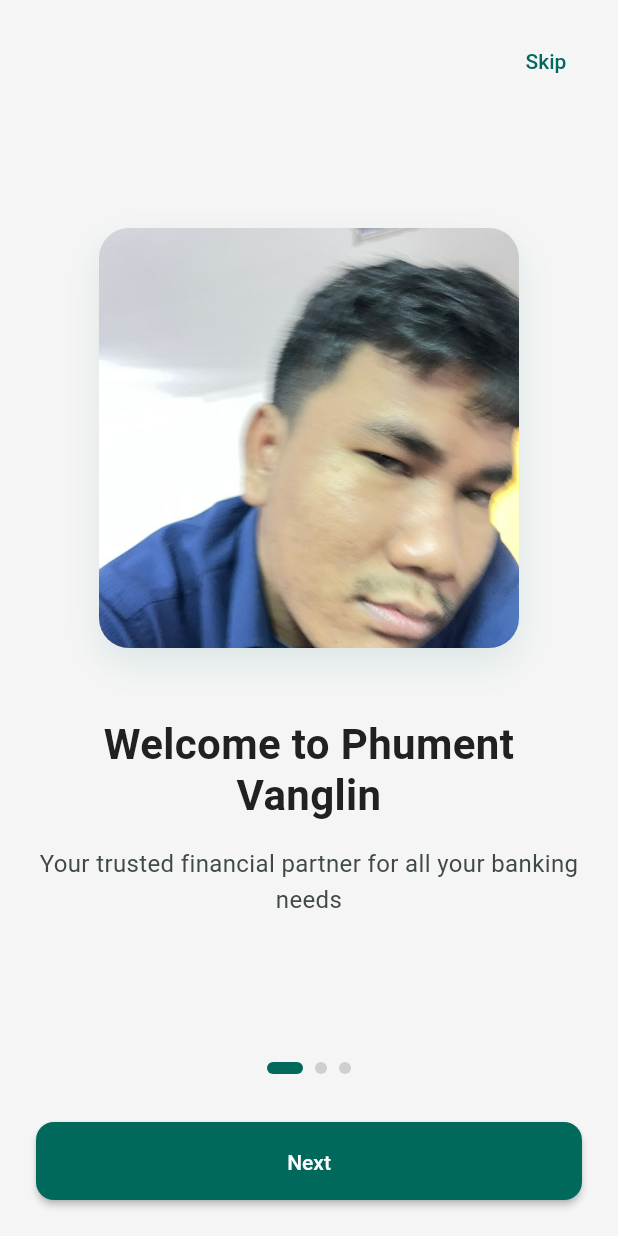
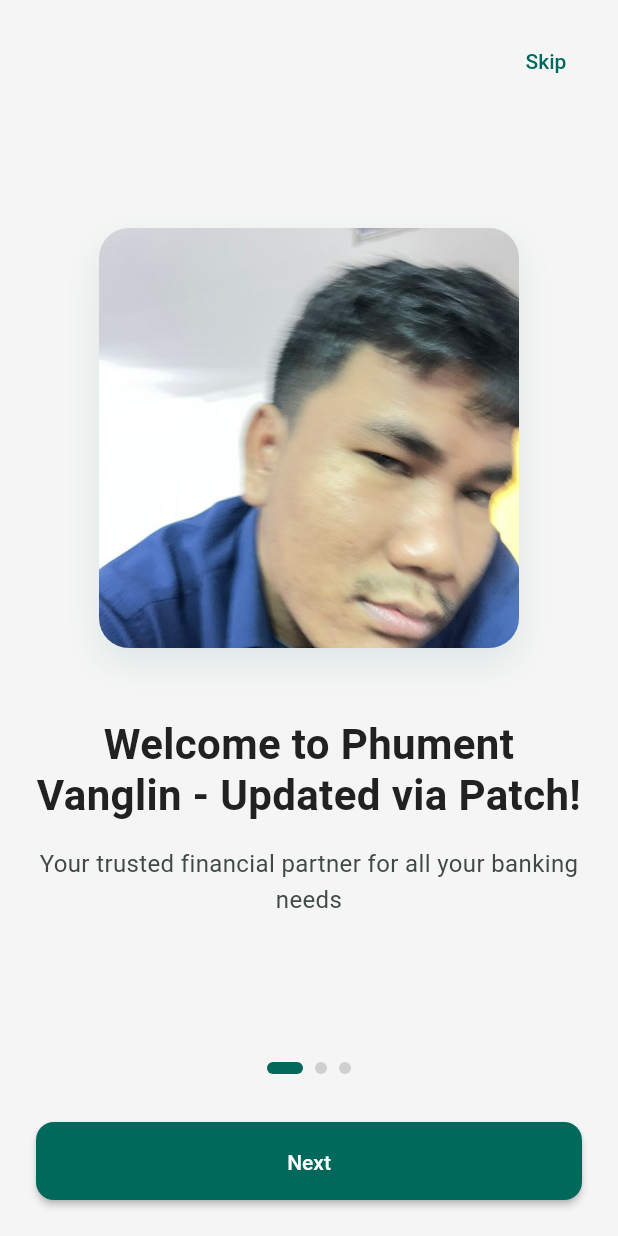
Before and after one commit to HeaSonetra/phument_app, a Flutter app: the screen it shows after launch, on a phone screen of 412 x 824 dp. Run offline on Flutter 3.47's test engine with Material 3 defaults, Android fonts, the phone set to English and light mode, and no system bars; our stand-ins replace flutter_riverpod, go_router; accounts and stored records are empty.

```diff
--- a/lib/features/onboarding/presentation/screens/onboarding_screen.dart
+++ b/lib/features/onboarding/presentation/screens/onboarding_screen.dart
@@ -17,7 +17,7 @@ class _OnboardingScreenState extends State<OnboardingScreen> {
 
   final List<OnboardingData> _onboardingData = [
     OnboardingData(
-      title: 'Welcome to Phument Vanglin',
+      title: 'Welcome to Phument Vanglin - Updated via Patch!',
       subtitle: 'Your trusted financial partner for all your banking needs',
       imagePath: 'assets/images/phument.jpg',
     ),
--- a/pubspec.yaml
+++ b/pubspec.yaml
@@ -16,7 +16,7 @@ publish_to: 'none' # Remove this line if you wish to publish to pub.dev
 # https://developer.apple.com/library/archive/documentation/General/Reference/InfoPlistKeyReference/Articles/CoreFoundationKeys.html
 # In Windows, build-name is used as the major, minor, and patch parts
 # of the product and file versions while build-number is used as the build suffix.
-version: 1.0.3+5
+version: 1.0.3+4
 
 environment:
   sdk: ^3.8.1
```
Also changed, not shown: 1 other file.
